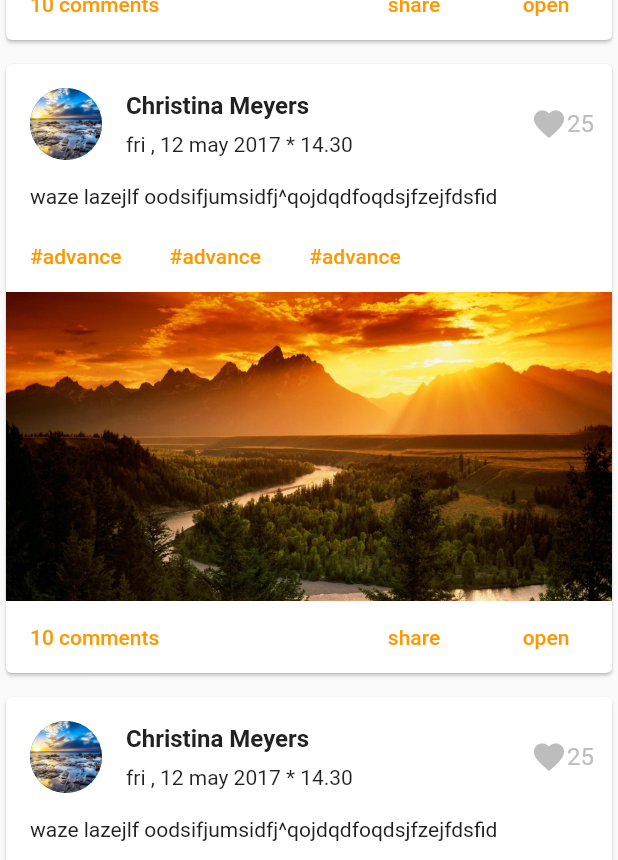
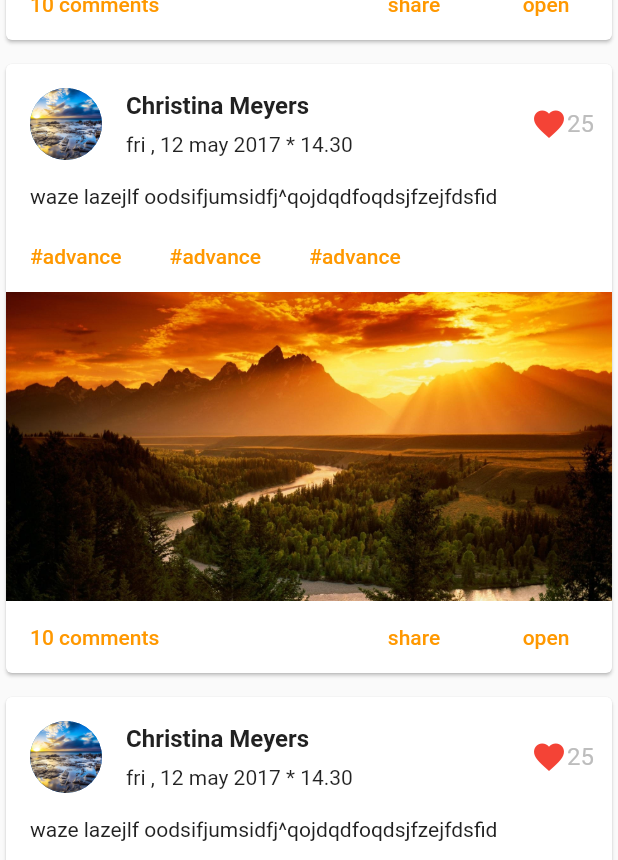
Before and after one commit to yosri9/new_app, a Flutter app: the InstagramFeed screen opened directly, scrolled down 2304 dp, after a tap on the "favorite" icon, on a phone screen of 412 x 824 dp. Shown: the part 368-1228 px from the top of the screen. Run offline on Flutter 3.47's test engine with Material 2 defaults, Android fonts, the phone set to English and light mode, and no system bars; our stand-ins replace shared_preferences, timeago; missing offline and left inert: page_view_indicator; accounts and stored records are empty.

```diff
--- a/lib/screens/instagram_feed.dart
+++ b/lib/screens/instagram_feed.dart
@@ -14,7 +14,10 @@ class _InstagramFeedState extends State<InstagramFeed> {
   TextStyle _hashTagStyle=TextStyle(
       color: Colors.orange,
     );
+  List<int>ids=[0,2,7];
+
   @override
+
   Widget build(BuildContext context) {
     return Scaffold(
       appBar: AppBar(
@@ -32,7 +35,7 @@ class _InstagramFeedState extends State<InstagramFeed> {
             child: Column(
               crossAxisAlignment: CrossAxisAlignment.start,
               children: <Widget>[
-                _drawHeader(),
+                _drawHeader(position),
                 _drawTitle(),
                 _drawHashTags(),
                 _drawBody(),
@@ -48,7 +51,7 @@ class _InstagramFeedState extends State<InstagramFeed> {
       ),
     );
   }
-  Widget _drawHeader() {
+  Widget _drawHeader(int position) {
 
 
       return Row(
@@ -84,8 +87,17 @@ class _InstagramFeedState extends State<InstagramFeed> {
               IconButton(
                   icon: Icon(Icons.favorite
                   ),
-                  onPressed: (){} ,
-                  color: Colors.grey.shade400,
+                  onPressed: (){
+                    if (ids.contains(position)){
+                      ids.remove(position);
+                    }else{
+                      ids.add(position);
+                    }
+                    setState((){
+
+                    });
+                  } ,
+                  color:(ids.contains(position))? Colors.red : Colors.grey.shade400,
               ),
               Transform.translate(
                 offset: Offset(-12, 0),
--- a/lib/screens/onboarding.dart
+++ b/lib/screens/onboarding.dart
@@ -42,7 +42,7 @@ class _OnBoardingState extends State<OnBoarding> {
                 children: <Widget>[
                   Scaffold(
                     body: PageView.builder(
-                      itemBuilder: (Context, index) {
+                      itemBuilder: (context, index) {
                         return Stack(
                           children: <Widget>[
                             Container(
```
Also changed, not shown: lib/screens/single_post.dart (+102 -16 lines), 7 other files.
